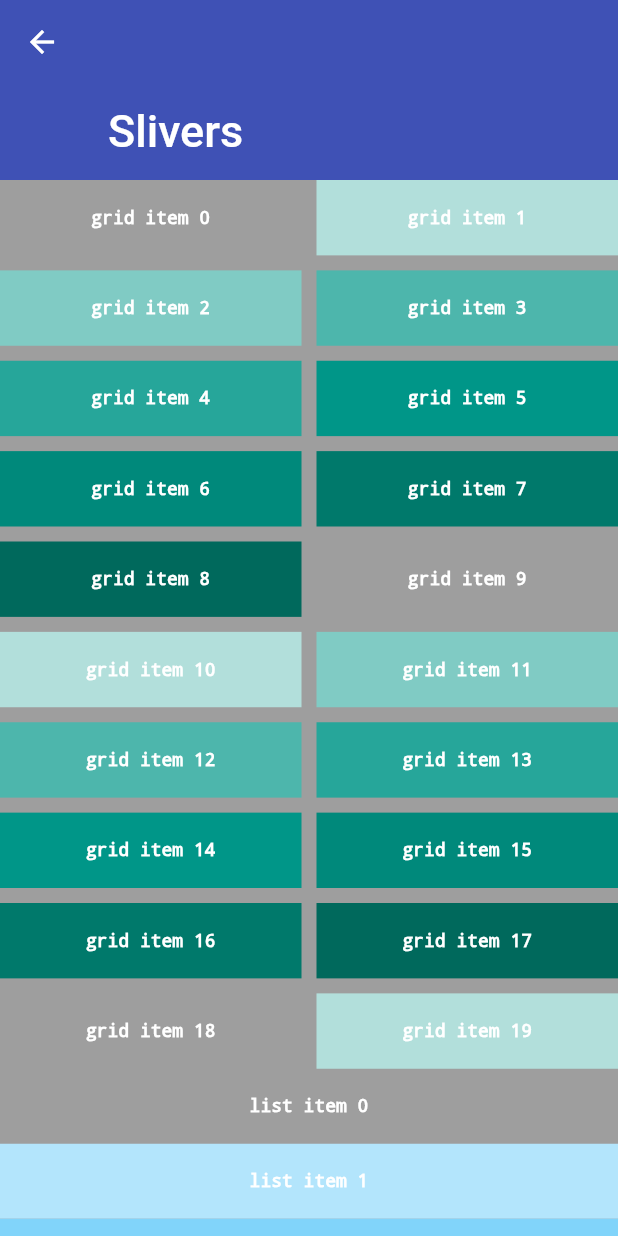
After one commit to vico-aguado/MyExamplesApp, a Flutter app: the SliversPage screen opened by its route, on a phone screen of 412 x 824 dp. The commit adds this screen. Run offline on Flutter 3.47's test engine with Material 2 defaults, Android fonts, the phone set to English and light mode, and no system bars; network calls fail.

Commit message:
6: Silvers

```diff
--- a/lib/src/app.dart
+++ b/lib/src/app.dart
@@ -9,6 +9,7 @@ import 'package:my_examples_app/src/pages/expanded_page.dart';
 import 'package:my_examples_app/src/pages/padding_page.dart';
 import 'package:my_examples_app/src/pages/pageView_page.dart';
 import 'package:my_examples_app/src/pages/listView_page.dart';
+import 'package:my_examples_app/src/pages/slivers_page.dart';
 //import 'package:my_examples_app/src/pages/test_page.dart';
 
 class App extends StatelessWidget {
@@ -32,6 +33,7 @@ class App extends StatelessWidget {
           '/padding': (BuildContext context) => PaddingPage(),
           '/pageView': (BuildContext context) => PageViewPage(),
           '/listView': (BuildContext context) => ListViewPage(),
+          '/slivers': (BuildContext context) => SliversPage(),
         },
       );
   }
--- a/lib/src/data/repositories/static/examplesList.json
+++ b/lib/src/data/repositories/static/examplesList.json
@@ -77,6 +77,13 @@
                     "description": "Explore List view widget",
                     "route": "/listView",
                     "subRoutes": []
+                },
+                {
+                    "title": "Slivers",
+                    "image": "https://cdn.iconscout.com/icon/premium/png-256-thumb/view-day-5-657418.png",
+                    "description": "Explore Sliver view widget",
+                    "route": "/slivers",
+                    "subRoutes": []
                 }
             ]
         }
--- /dev/null
+++ b/lib/src/pages/slivers_page.dart
@@ -0,0 +1,56 @@
+import 'package:flutter/material.dart';
+
+class SliversPage extends StatelessWidget {
+
+  Widget _buildContent() {
+    return CustomScrollView(
+      slivers: <Widget>[
+        SliverAppBar(
+            pinned: true,
+            expandedHeight: 120.0,
+            flexibleSpace: FlexibleSpaceBar(
+              title: Text('Slivers'),
+            )),
+        SliverGrid(
+          gridDelegate: SliverGridDelegateWithMaxCrossAxisExtent(
+            maxCrossAxisExtent: 200.0,
+            mainAxisSpacing: 10.0,
+            crossAxisSpacing: 10.0,
+            childAspectRatio: 4.0,
+          ),
+          delegate: SliverChildBuilderDelegate(
+            (BuildContext context, int index) {
+              return Container(
+                alignment: Alignment.center,
+                color: Colors.teal[100 * (index % 9)],
+                child: Text(
+                  'grid item $index',
+                  style: TextStyle(color: Colors.white, fontSize: 12, decoration: TextDecoration.none),
+                ),
+              );
+            },
+            childCount: 20,
+          ),
+        ),
+        SliverFixedExtentList(
+          itemExtent: 50.0,
+          delegate: SliverChildBuilderDelegate(
+            (BuildContext context, int index) {
+              return Container(
+                alignment: Alignment.center,
+                color: Colors.lightBlue[100 * (index % 9)],
+                child: Text('list item $index',
+                    style: TextStyle(color: Colors.white, fontSize: 12, decoration: TextDecoration.none)),
+              );
+            },
+          ),
+        ),
+      ],
+    );
+  }
+
+  @override
+  Widget build(BuildContext context) {
+    return Container(color: Colors.grey, child: _buildContent());
+  }
+}
```
